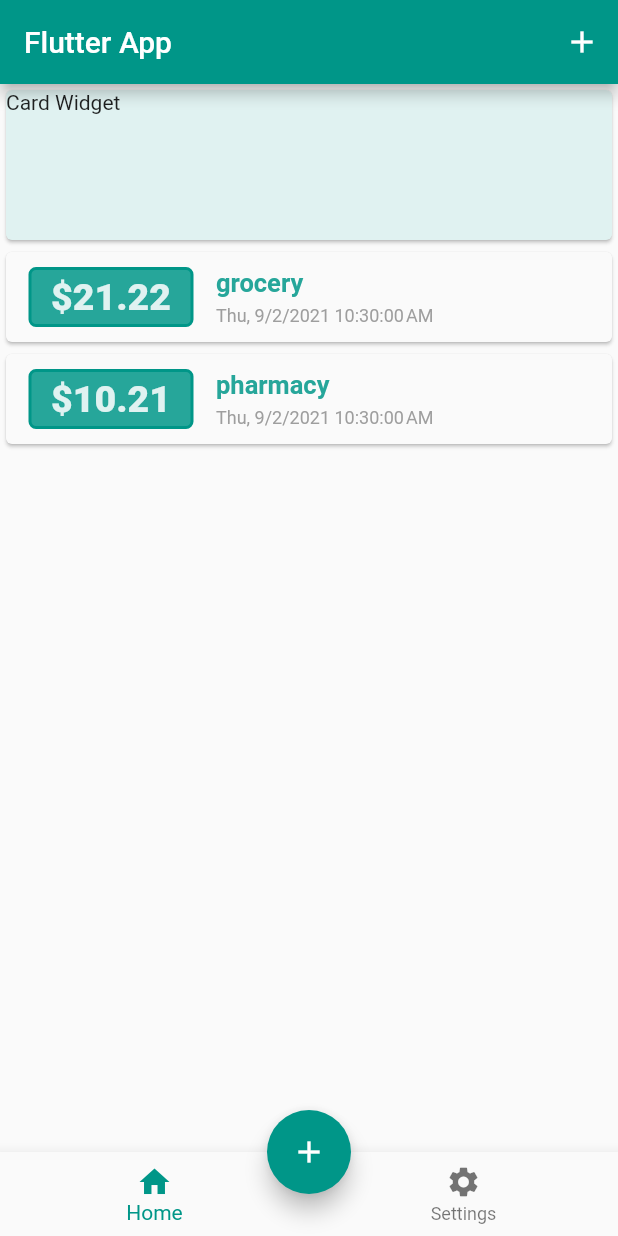
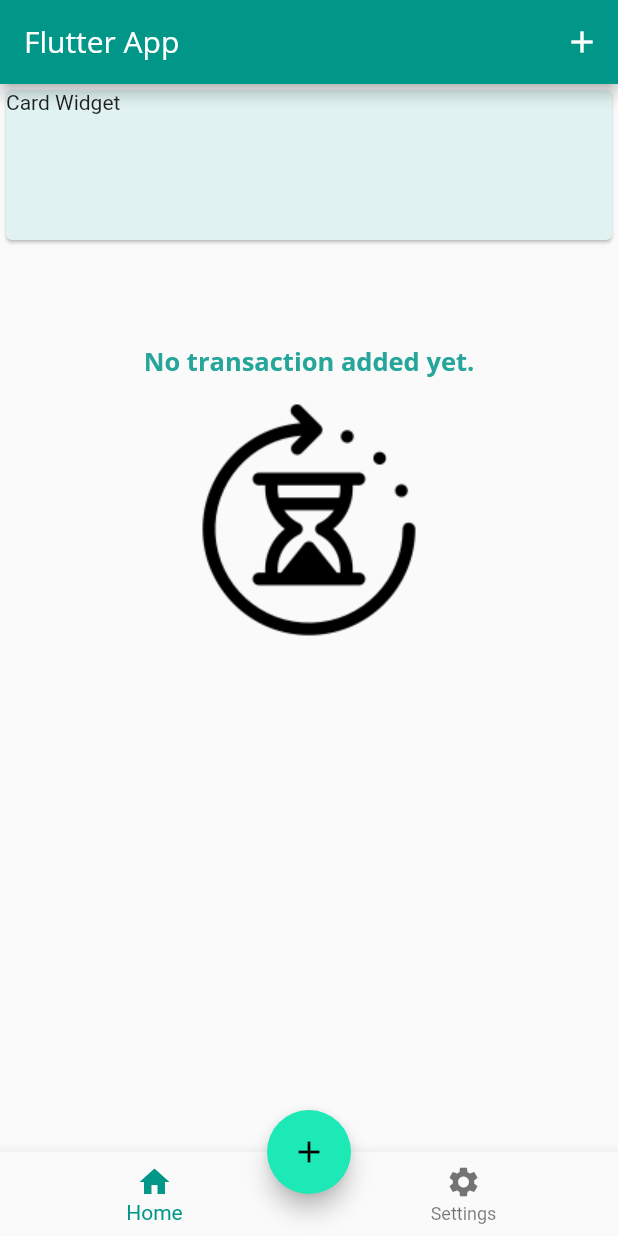
Before and after one commit to inisoultani/flutter-expense-planner, a Flutter app: the screen it shows after launch, on a phone screen of 412 x 824 dp. Run offline on Flutter 3.47's test engine with Material 2 defaults, Android fonts, the phone set to English and light mode, and no system bars.

Commit message:
text theme and add image

```diff
--- a/lib/main.dart
+++ b/lib/main.dart
@@ -15,6 +15,24 @@ class ExpensePlannerApp extends StatelessWidget {
       title: 'Flutter Demo',
       theme: ThemeData(
         primarySwatch: Colors.teal,
+        accentColor: Colors.tealAccent[400],
+        fontFamily: 'Quicksand',
+        textTheme: ThemeData.light().textTheme.copyWith(
+          headline6: TextStyle(
+            fontFamily: 'OpenSans',
+            fontSize: 17,
+            fontWeight: FontWeight.bold,
+            color: Colors.teal[400]
+          )
+        ),
+        appBarTheme: AppBarTheme(
+          textTheme: ThemeData.light().textTheme.copyWith(
+            title: TextStyle(
+              fontFamily: 'OpenSans',
+              fontSize: 20,
+            ),
+          ),
+        ),
       ),
       home: MyHomePage(),
     );
--- a/lib/widgets/transaction_form.dart
+++ b/lib/widgets/transaction_form.dart
@@ -15,7 +15,6 @@ class _TransactionFormState extends State<TransactionForm> {
   final amountInputController = TextEditingController();
 
   void submitData() {
-
     var title = titleInputController.text;
     var amount = double.parse(amountInputController.text);
 
@@ -25,6 +24,9 @@ class _TransactionFormState extends State<TransactionForm> {
     }
 
     this.widget.createNewTransaction(title, amount);
+
+    // close bottom sheet automatically when done submit
+    Navigator.of(context).pop();
   }
 
   @override
--- a/lib/widgets/transaction_list.dart
+++ b/lib/widgets/transaction_list.dart
@@ -35,11 +35,12 @@ class _TransactionCard extends StatelessWidget {
               Container(
                 child: Text(
                   transaction.title,
-                  style: TextStyle(
-                    color: Colors.teal[400],
-                    fontSize: 17,
-                    fontWeight: FontWeight.w700,
-                  ),
+                  style: Theme.of(context).textTheme.headline6,
+                  // style: TextStyle(
+                  //   color: Colors.teal[400],
+                  //   fontSize: 17,
+                  //   fontWeight: FontWeight.w700,
+                  // ),
                 ),
                 margin: EdgeInsets.only(bottom: 5),
               ),
@@ -75,7 +76,20 @@ class TransactionList extends StatelessWidget {
   Widget build(BuildContext context) {
     return Container(
       height: MediaQuery.of(context).size.height * 0.43,
-      child: ListView.builder(
+      child: this.userTransactions.isEmpty ?
+        Column(
+          children: [
+            Text(
+              'No transaction added yet.',
+              style: Theme.of(context).textTheme.headline6,
+            ),
+            Image.asset('assets/images/waiting-hourglass.png')
+          ],
+          crossAxisAlignment: CrossAxisAlignment.center,
+          mainAxisAlignment: MainAxisAlignment.center,
+        )
+        :
+        ListView.builder(
           itemCount: this.userTransactions.length,
           itemBuilder: (context, idx) {
             print('idx : $idx');
@@ -83,13 +97,6 @@ class TransactionList extends StatelessWidget {
               transaction: this.userTransactions[idx],
             );
           },
-        // children: [
-        //   Column(
-        //     children: [
-        //       ...this.renderTransactionCards(),
-        //     ],
-        //   ),
-        // ],
         ),
     );
   }
--- a/lib/widgets/user_transactions.dart
+++ b/lib/widgets/user_transactions.dart
@@ -12,18 +12,18 @@ class UserTransactions extends StatefulWidget {
 
 class UserTransactionsState extends State<UserTransactions> {
   final List<Transaction> _userTransactions = [
-    Transaction(
-      id: 't1',
-      amount: 21.22,
-      title: 'grocery',
-      date: DateTime.now(),
-    ),
-    Transaction(
-      id: 't2',
-      amount: 10.21,
-      title: 'pharmacy',
-      date: DateTime.now(),
-    )
+    // Transaction(
+    //   id: 't1',
+    //   amount: 21.22,
+    //   title: 'grocery',
+    //   date: DateTime.now(),
+    // ),
+    // Transaction(
+    //   id: 't2',
+    //   amount: 10.21,
+    //   title: 'pharmacy',
+    //   date: DateTime.now(),
+    // )
   ];
 
 
@@ -62,7 +62,6 @@ void openModalBottomSheetNewTransaction(BuildContext context) {
           elevation: 1,
           color: Colors.teal[50],
         ),
-        // TransactionForm(createNewTransaction: this._createNewTransaction,),
         TransactionList(userTransactions: this._userTransactions,),
       ],
     );
```
Also changed, not shown: pubspec.yaml (+14 -11 lines), assets/fonts/OpenSans-Bold.ttf (added), assets/fonts/OpenSans-Regular.ttf (added), assets/fonts/Quicksand-Bold.ttf (added), assets/fonts/Quicksand-Light.ttf (added), assets/fonts/Quicksand-Medium.ttf (added), assets/fonts/Quicksand-Regular.ttf (added), assets/images/waiting-hourglass.png (added). Lines whose indentation alone changed are shown as unchanged.
